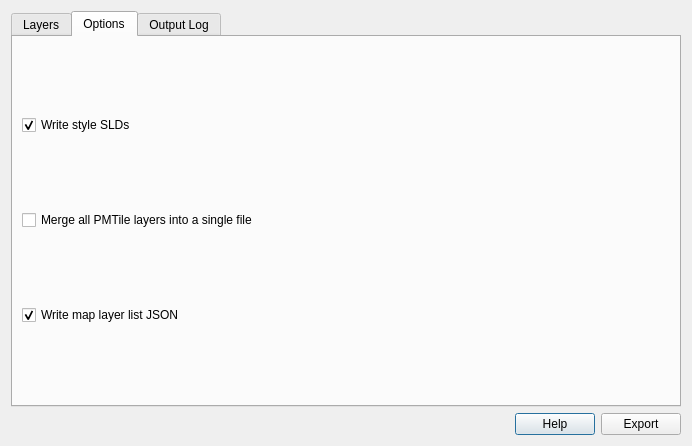
Above: web_map_exporter_dialog_base.ui from richard-thomas/qgis-web-map-exporter before the change. Below: the same form after it.
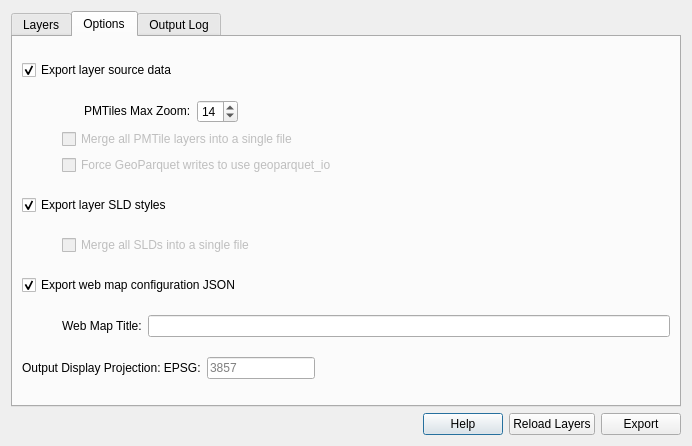
That is the form after the change. The open tabs and pages were chosen to show the change.

Commit message: Added new UI widgets; wired in "Reload Layers"

```diff
--- a/web_map_exporter_dialog_base.ui
+++ b/web_map_exporter_dialog_base.ui
@@ -45,10 +45,115 @@
       <layout class="QHBoxLayout" name="horizontalLayout_2">
        <item>
         <layout class="QVBoxLayout" name="verticalLayout_2">
+         <item>
+          <widget class="QCheckBox" name="options_checkbox_src_data_qt">
+           <property name="text">
+            <string>Export layer source data</string>
+           </property>
+           <property name="checked">
+            <bool>true</bool>
+           </property>
+          </widget>
+         </item>
+         <item>
+          <layout class="QHBoxLayout" name="horizontalLayout_5">
+           <property name="leftMargin">
+            <number>40</number>
+           </property>
+           <item>
+            <layout class="QVBoxLayout" name="verticalLayout_3">
+             <item>
+              <layout class="QHBoxLayout" name="horizontalLayout_7">
+               <property name="leftMargin">
+                <number>22</number>
+               </property>
+               <item>
+                <widget class="QLabel" name="label_pmtiles_max_zoom">
+                 <property name="sizePolicy">
+                  <sizepolicy hsizetype="Preferred" vsizetype="Fixed">
+                   <horstretch>0</horstretch>
+                   <verstretch>0</verstretch>
+                  </sizepolicy>
+                 </property>
+                 <property name="text">
+                  <string>PMTiles Max Zoom:</string>
+                 </property>
+                </widget>
+               </item>
+               <item>
+                <widget class="QSpinBox" name="pmtiles_max_zoom_qt">
+                 <property name="sizePolicy">
+                  <sizepolicy hsizetype="Fixed" vsizetype="Fixed">
+                   <horstretch>0</horstretch>
+                   <verstretch>0</verstretch>
+                  </sizepolicy>
+                 </property>
+                 <property name="minimum">
+                  <number>4</number>
+                 </property>
+                 <property name="maximum">
+                  <number>17</number>
+                 </property>
+                 <property name="value">
+                  <number>14</number>
+                 </property>
+                </widget>
+               </item>
+               <item>
+                <spacer name="horizontalSpacer">
+                 <property name="orientation">
+                  <enum>Qt::Orientation::Horizontal</enum>
+                 </property>
+                 <property name="sizeHint" stdset="0">
+                  <size>
+                   <width>40</width>
+                   <height>20</height>
+                  </size>
+                 </property>
+                </spacer>
+               </item>
+              </layout>
+             </item>
+             <item>
+              <widget class="QCheckBox" name="options_checkbox_pmtiles_qt">
+               <property name="enabled">
+                <bool>false</bool>
+               </property>
+               <property name="sizePolicy">
+                <sizepolicy hsizetype="Preferred" vsizetype="Fixed">
+                 <horstretch>0</horstretch>
+                 <verstretch>0</verstretch>
+                </sizepolicy>
+               </property>
+               <property name="text">
+                <string>Merge all PMTile layers into a single file</string>
+               </property>
+              </widget>
+             </item>
+             <item>
+              <widget class="QCheckBox" name="options_checkbox_gpq_io_qt">
+               <property name="enabled">
+                <bool>false</bool>
+               </property>
+               <property name="sizePolicy">
+                <sizepolicy hsizetype="Preferred" vsizetype="Fixed">
+                 <horstretch>0</horstretch>
+                 <verstretch>0</verstretch>
+                </sizepolicy>
+               </property>
+               <property name="text">
+                <string>Force GeoParquet writes to use geoparquet_io</string>
+               </property>
+              </widget>
+             </item>
+            </layout>
+           </item>
+          </layout>
+         </item>
          <item>
           <widget class="QCheckBox" name="options_checkbox_slds_qt">
            <property name="text">
-            <string>Write style SLDs</string>
+            <string>Export layer SLD styles</string>
            </property>
            <property name="checked">
             <bool>true</bool>
@@ -56,22 +161,86 @@
           </widget>
          </item>
          <item>
-          <widget class="QCheckBox" name="options_checkbox_pmtiles_qt">
-           <property name="text">
-            <string>Merge all PMTile layers into a single file</string>
+          <layout class="QHBoxLayout" name="horizontalLayout_9">
+           <property name="leftMargin">
+            <number>40</number>
            </property>
-          </widget>
+           <item>
+            <widget class="QCheckBox" name="options_merge_slds_qt">
+             <property name="enabled">
+              <bool>false</bool>
+             </property>
+             <property name="text">
+              <string>Merge all SLDs into a single file</string>
+             </property>
+            </widget>
+           </item>
+          </layout>
          </item>
          <item>
           <widget class="QCheckBox" name="options_checkbox_map_qt">
            <property name="text">
-            <string>Write map layer list JSON</string>
+            <string>Export web map configuration JSON</string>
            </property>
            <property name="checked">
             <bool>true</bool>
            </property>
           </widget>
          </item>
+         <item>
+          <layout class="QHBoxLayout" name="horizontalLayout_10">
+           <property name="leftMargin">
+            <number>40</number>
+           </property>
+           <item>
+            <widget class="QLabel" name="label_web_map_title">
+             <property name="text">
+              <string>Web Map Title:</string>
+             </property>
+            </widget>
+           </item>
+           <item>
+            <widget class="QLineEdit" name="option_title_qt"/>
+           </item>
+          </layout>
+         </item>
+         <item>
+          <layout class="QHBoxLayout" name="horizontalLayout_8">
+           <item>
+            <widget class="QLabel" name="label_target_crs">
+             <property name="text">
+              <string>Output Display Projection: EPSG:</string>
+             </property>
+            </widget>
+           </item>
+           <item>
+            <widget class="QLineEdit" name="options_target_crs_qt">
+             <property name="sizePolicy">
+              <sizepolicy hsizetype="Fixed" vsizetype="Fixed">
+               <horstretch>0</horstretch>
+               <verstretch>0</verstretch>
+              </sizepolicy>
+             </property>
+             <property name="placeholderText">
+              <string>3857</string>
+             </property>
+            </widget>
+           </item>
+           <item>
+            <spacer name="horizontalSpacer_2">
+             <property name="orientation">
+              <enum>Qt::Orientation::Horizontal</enum>
+             </property>
+             <property name="sizeHint" stdset="0">
+              <size>
+               <width>40</width>
+               <height>20</height>
+              </size>
+             </property>
+            </spacer>
+           </item>
+          </layout>
+         </item>
         </layout>
        </item>
       </layout>
@@ -103,6 +272,13 @@
        </property>
       </widget>
      </item>
+     <item>
+      <widget class="QPushButton" name="button_reload_qt">
+       <property name="text">
+        <string>Reload Layers</string>
+       </property>
+      </widget>
+     </item>
      <item>
       <widget class="QPushButton" name="button_export_qt">
        <property name="text">
```
The commit also changes 2 other files.
